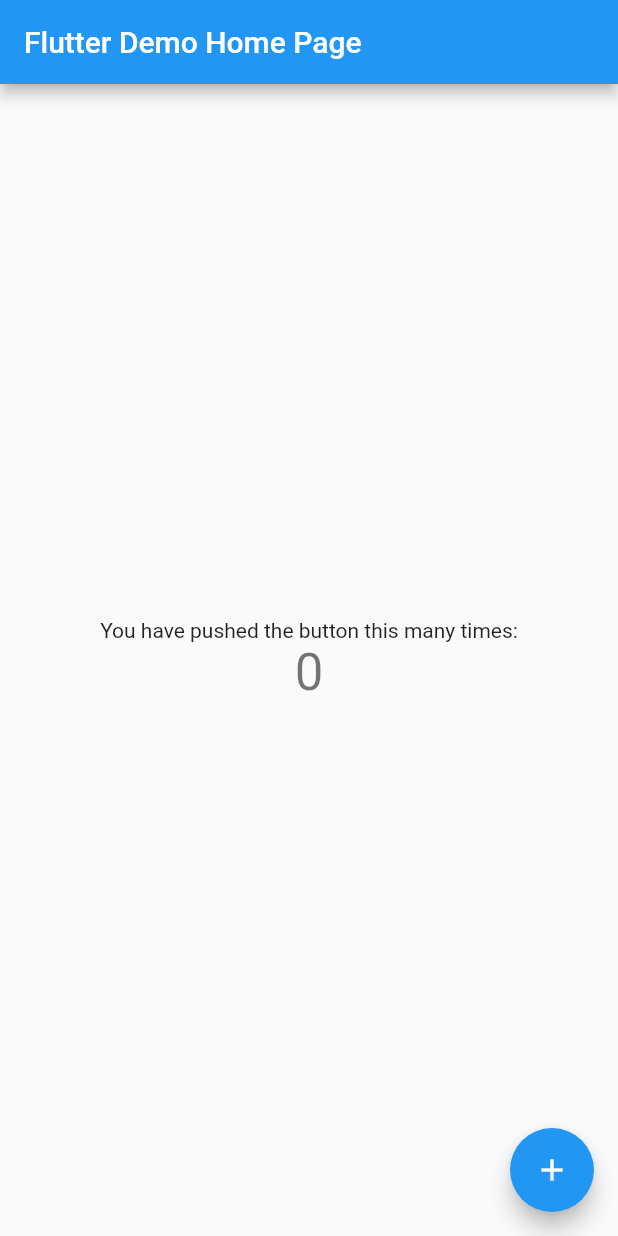
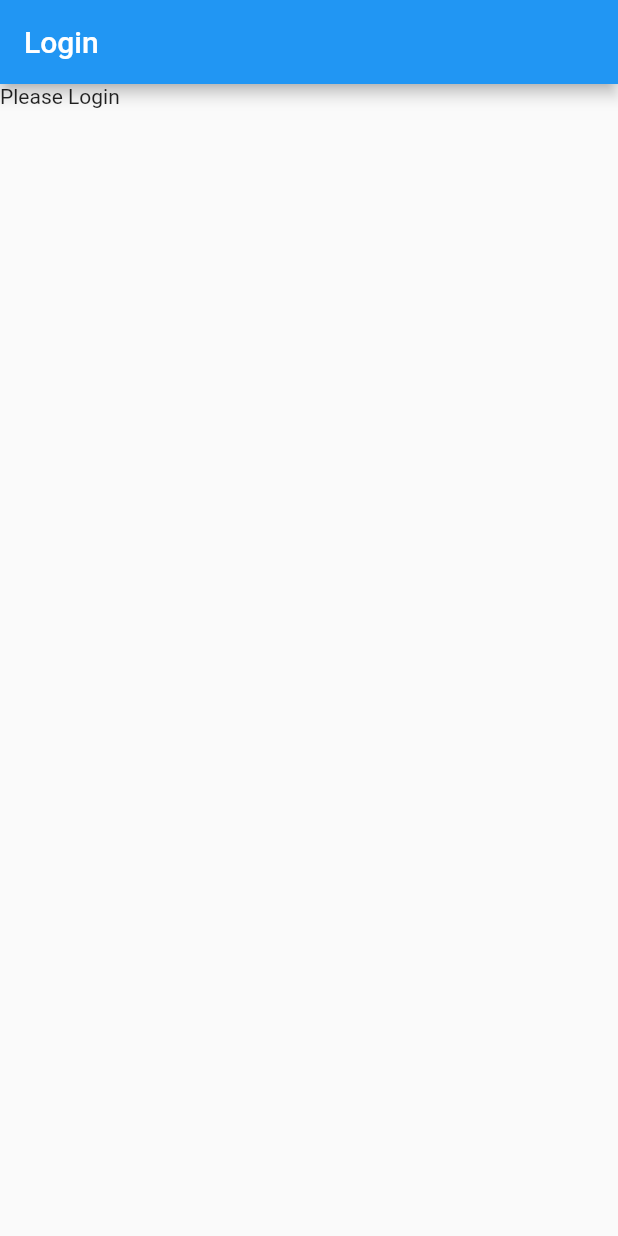
Before and after one commit to mbhanuprsd/firebase_sandbox, a Flutter app: the screen it shows after launch, on a phone screen of 412 x 824 dp. Run offline on Flutter 3.47's test engine with Material 2 defaults, Android fonts, the phone set to English and light mode, and no system bars; our stand-ins replace firebase_auth, google_sign_in; accounts and stored records are empty.

```diff
--- /dev/null
+++ b/lib/login_page.dart
@@ -0,0 +1,16 @@
+import 'package:flutter/material.dart';
+
+class LoginPage extends StatelessWidget
+{
+  @override
+    Widget build(BuildContext context) {
+      return new Scaffold(
+        appBar: new AppBar(
+          title: new Text('Login'),
+          ),
+          body: new Container(
+            child: new Text('Please Login'),
+          ),
+      );
+    }
+}
--- a/lib/main.dart
+++ b/lib/main.dart
@@ -1,4 +1,10 @@
 import 'package:flutter/material.dart';
+import 'package:firebase_auth/firebase_auth.dart';
+import 'package:google_sign_in/google_sign_in.dart';
+import 'login_page.dart';
+
+final FirebaseAuth _auth = FirebaseAuth.instance;
+final GoogleSignIn _googleSignIn = GoogleSignIn();
 
 void main() => runApp(new MyApp());
 
@@ -7,103 +13,11 @@ class MyApp extends StatelessWidget {
   @override
   Widget build(BuildContext context) {
     return new MaterialApp(
-      title: 'Flutter Demo',
+      title: 'Flutter Firebase',
       theme: new ThemeData(
-        // This is the theme of your application.
-        //
-        // Try running your application with "flutter run". You'll see the
-        // application has a blue toolbar. Then, without quitting the app, try
-        // changing the primarySwatch below to Colors.green and then invoke
-        // "hot reload" (press "r" in the console where you ran "flutter run",
-        // or press Run > Flutter Hot Reload in IntelliJ). Notice that the
-        // counter didn't reset back to zero; the application is not restarted.
-        primarySwatch: Colors.blue,
+         primarySwatch: Colors.blue,
       ),
-      home: new MyHomePage(title: 'Flutter Demo Home Page'),
+      home: new LoginPage(),
     );
   }
 }
-
-class MyHomePage extends StatefulWidget {
-  MyHomePage({Key key, this.title}) : super(key: key);
-
-  // This widget is the home page of your application. It is stateful, meaning
-  // that it has a State object (defined below) that contains fields that affect
-  // how it looks.
-
-  // This class is the configuration for the state. It holds the values (in this
-  // case the title) provided by the parent (in this case the App widget) and
-  // used by the build method of the State. Fields in a Widget subclass are
-  // always marked "final".
-
-  final String title;
-
-  @override
-  _MyHomePageState createState() => new _MyHomePageState();
-}
-
-class _MyHomePageState extends State<MyHomePage> {
-  int _counter = 0;
-
-  void _incrementCounter() {
-    setState(() {
-      // This call to setState tells the Flutter framework that something has
-      // changed in this State, which causes it to rerun the build method below
-      // so that the display can reflect the updated values. If we changed
-      // _counter without calling setState(), then the build method would not be
-      // called again, and so nothing would appear to happen.
-      _counter++;
-    });
-  }
-
-  @override
-  Widget build(BuildContext context) {
-    // This method is rerun every time setState is called, for instance as done
-    // by the _incrementCounter method above.
-    //
-    // The Flutter framework has been optimized to make rerunning build methods
-    // fast, so that you can just rebuild anything that needs updating rather
-    // than having to individually change instances of widgets.
-    return new Scaffold(
-      appBar: new AppBar(
-        // Here we take the value from the MyHomePage object that was created by
-        // the App.build method, and use it to set our appbar title.
-        title: new Text(widget.title),
-      ),
-      body: new Center(
-        // Center is a layout widget. It takes a single child and positions it
-        // in the middle of the parent.
-        child: new Column(
-          // Column is also layout widget. It takes a list of children and
-          // arranges them vertically. By default, it sizes itself to fit its
-          // children horizontally, and tries to be as tall as its parent.
-          //
-          // Invoke "debug paint" (press "p" in the console where you ran
-          // "flutter run", or select "Toggle Debug Paint" from the Flutter tool
-          // window in IntelliJ) to see the wireframe for each widget.
-          //
-          // Column has various properties to control how it sizes itself and
-          // how it positions its children. Here we use mainAxisAlignment to
-          // center the children vertically; the main axis here is the vertical
-          // axis because Columns are vertical (the cross axis would be
-          // horizontal).
-          mainAxisAlignment: MainAxisAlignment.center,
-          children: <Widget>[
-            new Text(
-              'You have pushed the button this many times:',
-            ),
-            new Text(
-              '$_counter',
-              style: Theme.of(context).textTheme.display1,
-            ),
-          ],
-        ),
-      ),
-      floatingActionButton: new FloatingActionButton(
-        onPressed: _incrementCounter,
-        tooltip: 'Increment',
-        child: new Icon(Icons.add),
-      ), // This trailing comma makes auto-formatting nicer for build methods.
-    );
-  }
-}
--- a/pubspec.yaml
+++ b/pubspec.yaml
@@ -15,6 +15,8 @@ environment:
 dependencies:
   flutter:
     sdk: flutter
+  google_sign_in: ^3.2.1
+  firebase_auth: ^0.6.2+1
 
   # The following adds the Cupertino Icons font to your application.
   # Use with the CupertinoIcons class for iOS style icons.
```
Also changed, not shown: 2 other files.
